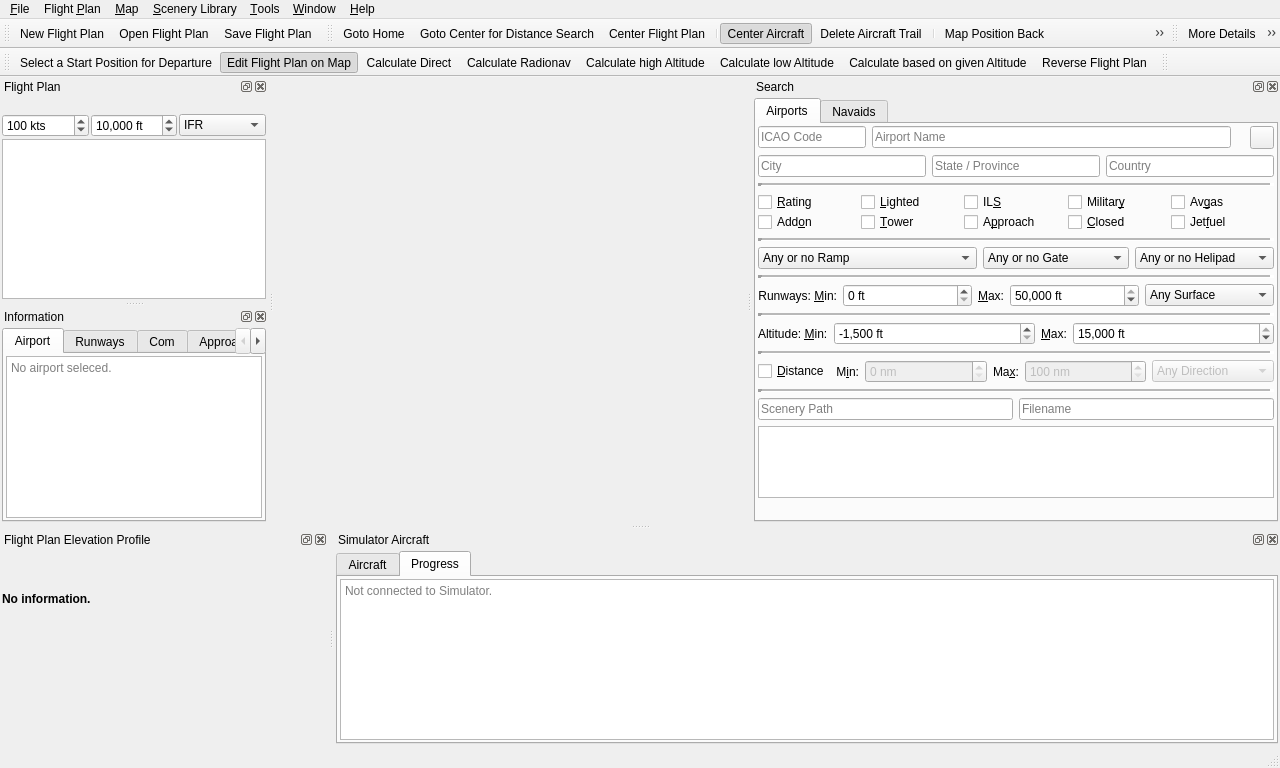
This is src/gui/mainwindow.ui in albar965/littlenavmap as Qt 5 draws it before an edit. The edited form follows.
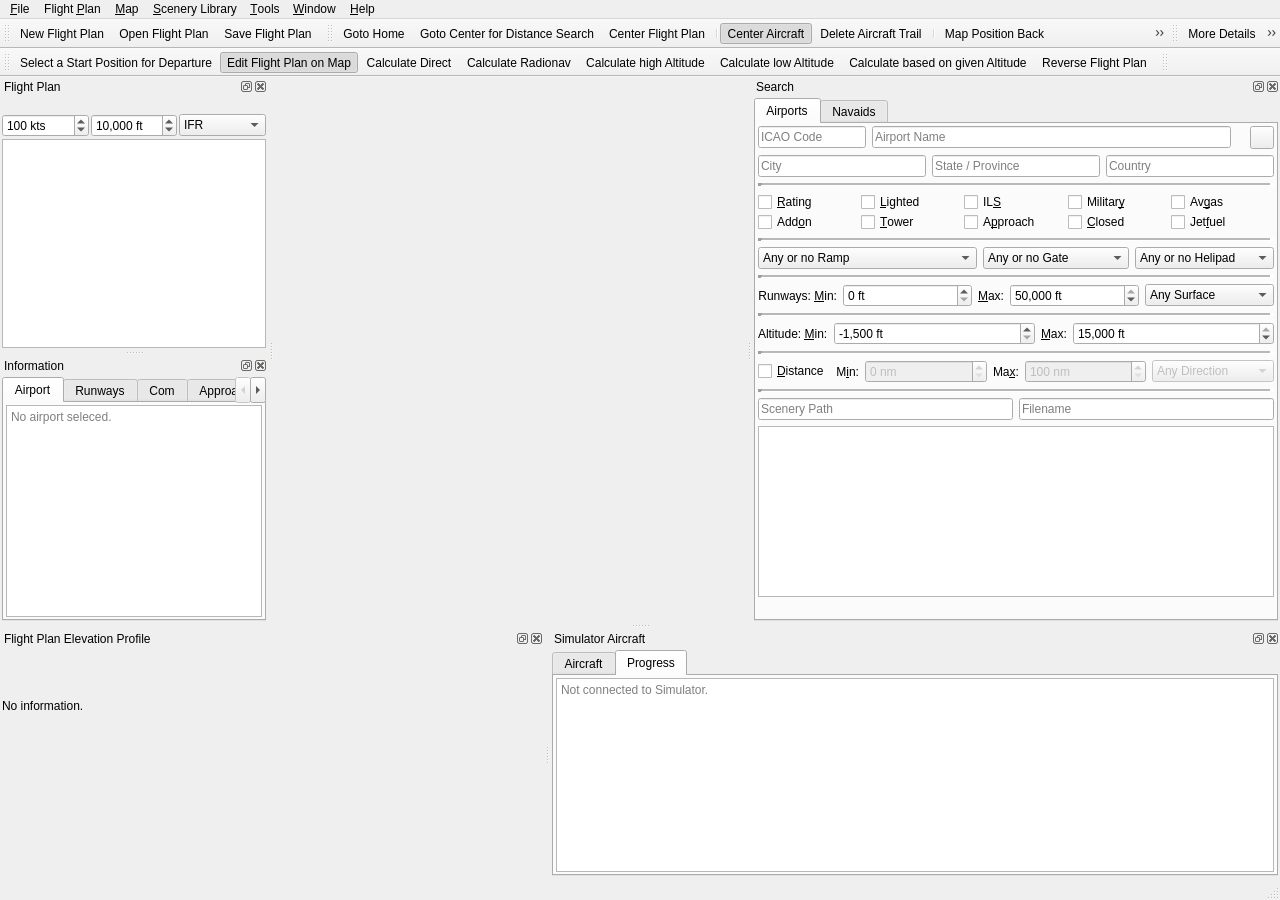
This is the edited form. The open tabs and pages were chosen to show the change. Icons and pictures are not drawn.

Diff of the .ui file:
```diff
--- a/src/gui/mainwindow.ui
+++ b/src/gui/mainwindow.ui
@@ -10,7 +10,7 @@
     <x>0</x>
     <y>0</y>
     <width>1280</width>
-    <height>768</height>
+    <height>900</height>
    </rect>
   </property>
   <property name="windowTitle">
@@ -2508,6 +2508,18 @@
    <addaction name="actionRouteReverse"/>
   </widget>
   <widget class="QDockWidget" name="dockWidgetElevation">
+   <property name="sizePolicy">
+    <sizepolicy hsizetype="Preferred" vsizetype="Preferred">
+     <horstretch>0</horstretch>
+     <verstretch>0</verstretch>
+    </sizepolicy>
+   </property>
+   <property name="minimumSize">
+    <size>
+     <width>200</width>
+     <height>80</height>
+    </size>
+   </property>
    <property name="windowIcon">
     <iconset resource="../../littlenavmap.qrc">
      <normaloff>:/littlenavmap/resources/icons/profiledock.svg</normaloff>:/littlenavmap/resources/icons/profiledock.svg</iconset>
@@ -2541,7 +2553,10 @@
      <item>
       <widget class="QLabel" name="labelElevationInfo">
        <property name="text">
-        <string>&lt;html&gt;&lt;head/&gt;&lt;body&gt;&lt;p&gt;&lt;span style=&quot; font-weight:600;&quot;&gt;No information.&lt;/span&gt;&lt;/p&gt;&lt;/body&gt;&lt;/html&gt;</string>
+        <string>No information.</string>
+       </property>
+       <property name="wordWrap">
+        <bool>true</bool>
        </property>
       </widget>
      </item>
```
Left out of the diff: 4 changed lines with no effect on the pictures.
